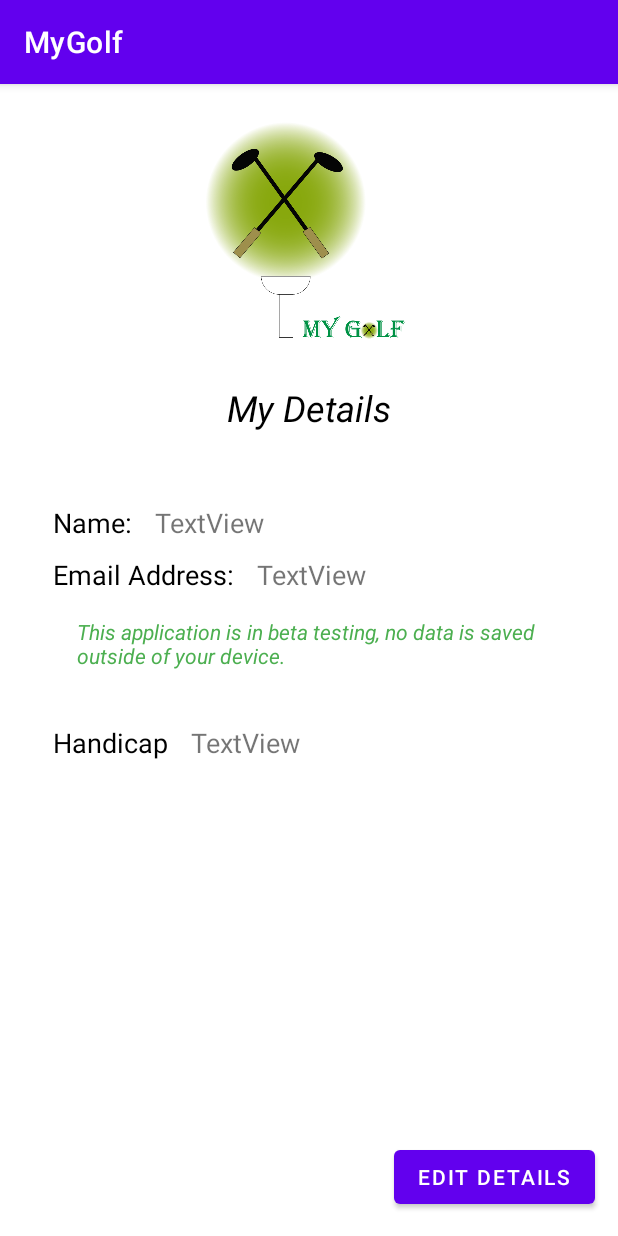
After one commit to NickSx9/MyGolf, an Android app: the fragment ProfileFragment shown on its own in the app's theme, on a phone screen of 412 x 824 dp. The commit adds this screen. Run offline under Robolectric (Android 15) with nearby library versions, the phone set to English and light mode, and no system bars.

Commit message:
fixed navigation from the bar menu, removed FAB from unwanted fragments and added a profile page

```diff
--- /dev/null
+++ b/app/src/main/java/com/softwarepro/mygolf/ui/profile/ProfileFragment.kt
@@ -0,0 +1,39 @@
+package com.softwarepro.mygolf.ui.profile
+
+import android.os.Bundle
+import androidx.fragment.app.Fragment
+import android.view.LayoutInflater
+import android.view.View
+import android.view.ViewGroup
+import com.softwarepro.mygolf.R
+
+// TODO: Rename parameter arguments, choose names that match
+// the fragment initialization parameters, e.g. ARG_ITEM_NUMBER
+private const val ARG_PARAM1 = "param1"
+private const val ARG_PARAM2 = "param2"
+
+/**
+ * A simple [Fragment] subclass.
+ * Use the [Profile.newInstance] factory method to
+ * create an instance of this fragment.
+ */
+class ProfileFragment : Fragment() {
+    // TODO: Rename and change types of parameters
+    private var param1: String? = null
+    private var param2: String? = null
+
+    override fun onCreate(savedInstanceState: Bundle?) {
+        super.onCreate(savedInstanceState)
+        arguments?.let {
+            param1 = it.getString(ARG_PARAM1)
+            param2 = it.getString(ARG_PARAM2)
+        }
+    }
+
+    override fun onCreateView(inflater: LayoutInflater, container: ViewGroup?,
+                              savedInstanceState: Bundle?): View? {
+        // Inflate the layout for this fragment
+        return inflater.inflate(R.layout.fragment_profile, container, false)
+    }
+
+}
--- /dev/null
+++ b/app/src/main/res/layout/fragment_profile.xml
@@ -0,0 +1,119 @@
+<?xml version="1.0" encoding="utf-8"?>
+<androidx.constraintlayout.widget.ConstraintLayout xmlns:android="http://schemas.android.com/apk/res/android"
+    xmlns:app="http://schemas.android.com/apk/res-auto"
+    xmlns:tools="http://schemas.android.com/tools"
+    android:layout_width="match_parent"
+    android:layout_height="match_parent"
+    tools:context=".ui.profile.ProfileFragment">
+
+    <ImageView
+        android:id="@+id/companyLogo"
+        android:layout_width="179dp"
+        android:layout_height="164dp"
+        android:layout_marginTop="25dp"
+        android:src="@drawable/logowithname"
+        app:layout_constraintEnd_toEndOf="parent"
+        app:layout_constraintStart_toStartOf="parent"
+        app:layout_constraintTop_toTopOf="parent"
+        android:contentDescription="TODO" />
+
+    <TextView
+        android:id="@+id/profileTitle"
+        android:layout_width="wrap_content"
+        android:layout_height="wrap_content"
+        android:layout_marginTop="10dp"
+        android:text="My Details"
+        android:textColor="#000000"
+        android:textSize="24sp"
+        android:textStyle="italic"
+        app:layout_constraintEnd_toEndOf="parent"
+        app:layout_constraintStart_toStartOf="parent"
+        app:layout_constraintTop_toBottomOf="@+id/companyLogo" />
+
+    <TextView
+        android:id="@+id/nameLabel"
+        android:layout_width="wrap_content"
+        android:layout_height="wrap_content"
+        android:layout_marginStart="35dp"
+        android:layout_marginTop="48dp"
+        android:text="Name:"
+        android:textColor="#000000"
+        android:textSize="18sp"
+        app:layout_constraintStart_toStartOf="parent"
+        app:layout_constraintTop_toBottomOf="@+id/profileTitle" />
+
+    <TextView
+        android:id="@+id/emailAddressLabel"
+        android:layout_width="wrap_content"
+        android:layout_height="wrap_content"
+        android:layout_marginTop="10dp"
+        android:text="Email Address:"
+        android:textColor="#000000"
+        android:textSize="18sp"
+        app:layout_constraintStart_toStartOf="@+id/nameLabel"
+        app:layout_constraintTop_toBottomOf="@+id/nameLabel" />
+
+    <TextView
+        android:id="@+id/disclamerDetails"
+        android:layout_width="309dp"
+        android:layout_height="66dp"
+        android:layout_marginTop="16dp"
+        android:text="@string/profiledisclaimer"
+        android:textColor="#4CAF50"
+        android:textStyle="italic"
+        app:layout_constraintEnd_toEndOf="parent"
+        app:layout_constraintStart_toStartOf="parent"
+        app:layout_constraintTop_toBottomOf="@+id/emailAddressLabel" />
+
+    <TextView
+        android:id="@+id/nameDisplay"
+        android:layout_width="wrap_content"
+        android:layout_height="wrap_content"
+        android:layout_marginStart="15dp"
+        android:text="TextView"
+        android:textSize="18sp"
+        app:layout_constraintStart_toEndOf="@+id/nameLabel"
+        app:layout_constraintTop_toTopOf="@+id/nameLabel" />
+
+    <TextView
+        android:id="@+id/emailDisplay"
+        android:layout_width="wrap_content"
+        android:layout_height="wrap_content"
+        android:layout_marginStart="15dp"
+        android:text="TextView"
+        android:textSize="18sp"
+        app:layout_constraintStart_toEndOf="@+id/emailAddressLabel"
+        app:layout_constraintTop_toTopOf="@+id/emailAddressLabel" />
+
+    <Button
+        android:id="@+id/editProfileDetailsButton"
+        android:layout_width="wrap_content"
+        android:layout_height="wrap_content"
+        android:layout_marginEnd="15dp"
+        android:layout_marginBottom="15dp"
+        android:text="Edit Details"
+        app:layout_constraintBottom_toBottomOf="parent"
+        app:layout_constraintEnd_toEndOf="parent" />
+
+    <TextView
+        android:id="@+id/textView8"
+        android:layout_width="wrap_content"
+        android:layout_height="wrap_content"
+        android:layout_marginTop="5dp"
+        android:text="@string/handicap"
+        android:textColor="#000000"
+        android:textSize="18sp"
+        app:layout_constraintStart_toStartOf="@+id/emailAddressLabel"
+        app:layout_constraintTop_toBottomOf="@+id/disclamerDetails" />
+
+    <TextView
+        android:id="@+id/textView9"
+        android:layout_width="wrap_content"
+        android:layout_height="wrap_content"
+        android:layout_marginStart="15dp"
+        android:text="TextView"
+        android:textSize="18sp"
+        app:layout_constraintStart_toEndOf="@+id/textView8"
+        app:layout_constraintTop_toTopOf="@+id/textView8" />
+
+</androidx.constraintlayout.widget.ConstraintLayout>
--- a/app/src/main/res/menu/activity_main_drawer.xml
+++ b/app/src/main/res/menu/activity_main_drawer.xml
@@ -20,9 +20,5 @@
             android:id="@+id/nav_booking"
             android:icon="@drawable/booking"
             android:title="@string/menu_booking" />
-        <item
-            android:id="@+id/nav_settings"
-            android:icon="@drawable/ic_baseline_settings_24"
-            android:title="@string/settings" />
     </group>
 </menu>
--- a/app/src/main/res/menu/main.xml
+++ b/app/src/main/res/menu/main.xml
@@ -2,6 +2,11 @@
 <menu xmlns:android="http://schemas.android.com/apk/res/android"
     xmlns:app="http://schemas.android.com/apk/res-auto">
 
+    <item
+        android:id="@+id/action_profile"
+        android:orderInCategory="100"
+        android:title="@string/action_profile"
+        app:showAsAction="never" />
     <item
         android:id="@+id/action_settings"
         android:orderInCategory="100"
@@ -12,4 +17,5 @@
         android:orderInCategory="100"
         android:title="@string/action_logout"
         app:showAsAction="never" />
+
 </menu>
--- a/app/src/main/res/values/strings.xml
+++ b/app/src/main/res/values/strings.xml
@@ -6,6 +6,7 @@
     <string name="nav_header_subtitle">MyGolfMobileApp@gmail.com</string>
     <string name="nav_header_desc">Navigation header</string>
     <string name="action_settings">Settings</string>
+    <string name="action_profile">My Profile</string>
     <string name="action_logout">Logout</string>
 
     <string name="menu_home">Home</string>
@@ -36,6 +37,7 @@
     <string name="registerButton">Register New</string>
 
     <string name="infoDisplay">This application is in beta testing, no data is saved outside of your device. Registration is required to allow multiple accounts to be used on a single device. if this changes, you will be notified.</string>
+    <string name="profiledisclaimer">This application is in beta testing, no data is saved outside of your device.</string>
     <!-- TODO: Remove or change this placeholder text -->
     <string name="hello_blank_fragment">Hello blank fragment</string>
 
@@ -80,5 +82,4 @@
     <string name="settings">Settings</string>
 
 
-
 </resources>
```
Also changed, not shown: app/src/main/java/com/softwarepro/mygolf/MainActivity.kt (+57 -7 lines), app/src/main/java/com/softwarepro/mygolf/ui/settings/SettingsFragment.kt (+31 -1 lines), app/src/main/res/layout/fragment_settings.xml (+28 -2 lines), app/src/main/res/navigation/mobile_navigation.xml (+6 -1 lines).
